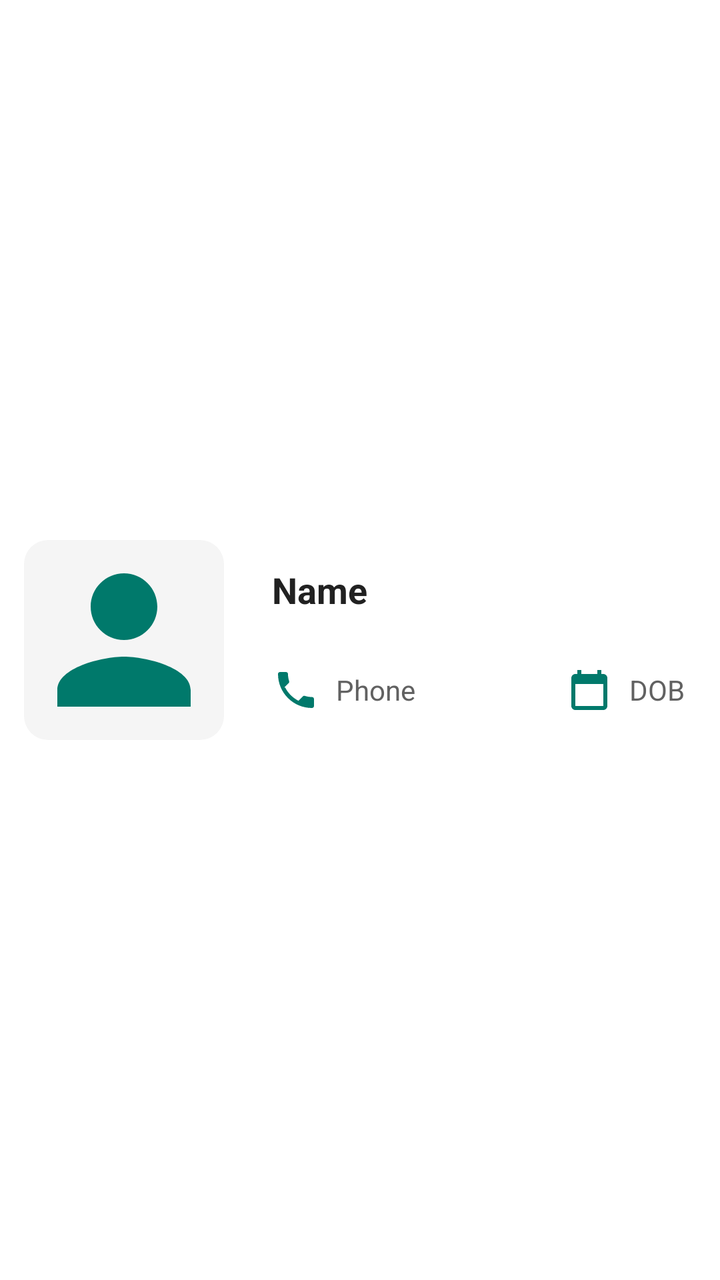
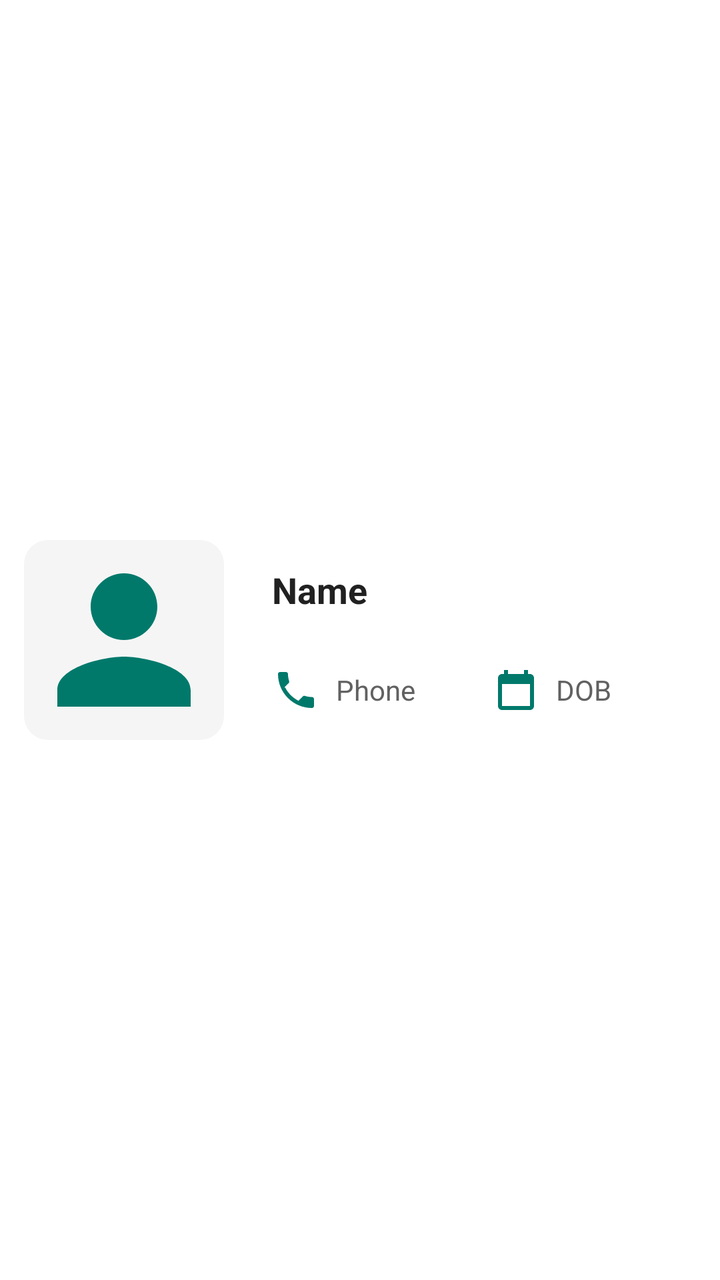

Before-and-after screenshots of an Android layout around one commit, followed by the original layout XML and the change that was made.
<!-- AndroidManifest.xml: application theme Theme.LogBook2023360057 -->
<!-- res/layout/row_address.xml -->
<?xml version="1.0" encoding="utf-8"?>
<LinearLayout xmlns:android="http://schemas.android.com/apk/res/android"
    xmlns:app="http://schemas.android.com/apk/res-auto"
    android:layout_width="match_parent"
    android:layout_height="wrap_content"
    android:orientation="horizontal"
    android:padding="12dp"
    android:background="#FFFFFF"
    android:gravity="center_vertical">

    <com.google.android.material.imageview.ShapeableImageView
        android:id="@+id/imgPhoto"
        android:layout_width="100dp"
        android:layout_height="100dp"
        android:layout_marginEnd="16dp"
        android:background="#F5F5F5"
        android:scaleType="centerCrop"
        android:src="@drawable/ic_user"
        app:shapeAppearanceOverlay="@style/ShapeAppearance.Material3.Corner.Medium" />

    <LinearLayout
        android:layout_width="0dp"
        android:layout_height="100dp"
        android:layout_weight="1"
        android:orientation="vertical">

        <TextView
            android:id="@+id/tvName"
            android:layout_width="match_parent"
            android:layout_height="0dp"
            android:layout_weight="1"
            android:gravity="center_vertical"
            android:paddingStart="8dp"
            android:text="Name"
            android:textColor="#212121"
            android:textSize="18sp"
            android:textStyle="bold" />

        <LinearLayout
            android:layout_width="match_parent"
            android:layout_height="0dp"
            android:layout_weight="1"
            android:orientation="horizontal"
            android:gravity="center_vertical">

            <TextView
                android:id="@+id/tvPhone"
                android:layout_width="0dp"
                android:layout_height="match_parent"
                android:layout_weight="2"
                android:gravity="center_vertical"
                android:paddingStart="8dp"
                android:text="Phone"
                android:textColor="#616161"
                android:textSize="14sp"
                app:drawableStartCompat="@drawable/ic_phone"
                android:drawablePadding="8dp"
                app:drawableTint="#00796B"/>

            <TextView
                android:id="@+id/tvDob"
                android:layout_width="0dp"
                android:layout_height="match_parent"
                android:layout_weight="1"
                android:gravity="center_vertical"
                android:paddingStart="8dp"
                android:text="DOB"
                android:textColor="#616161"
                android:textSize="14sp"
                app:drawableStartCompat="@drawable/ic_calendar"
                android:drawablePadding="8dp"
                app:drawableTint="#00796B"/>

        </LinearLayout>

    </LinearLayout>

</LinearLayout>
<!-- resources referenced by this layout -->
<resources>
  <!-- drawable ic_calendar (drawable) -->
  <vector xmlns:android="http://schemas.android.com/apk/res/android"
      android:width="24dp"
      android:height="24dp"
      android:viewportWidth="24"
      android:viewportHeight="24"
      android:tint="#00796B">
    <path
        android:fillColor="@android:color/white"
        android:pathData="M19,4h-1V2h-2v2H8V2H6v2H5C3.89,4 3.01,4.9 3.01,6L3,20c0,1.1 0.89,2 2,2h14c1.1,0 2,-0.9 2,-2V6C21,4.9 20.1,4 19,4zM19,20H5V9h14V20z"/>
  </vector>
  <!-- drawable ic_phone (drawable) -->
  <vector xmlns:android="http://schemas.android.com/apk/res/android"
      android:width="24dp"
      android:height="24dp"
      android:viewportWidth="24"
      android:viewportHeight="24"
      android:tint="#00796B">
    <path
        android:fillColor="@android:color/white"
        android:pathData="M6.62,10.79c1.44,2.83 3.76,5.14 6.59,6.59l2.2,-2.2c0.27,-0.27 0.67,-0.36 1.02,-0.24 1.12,0.37 2.33,0.57 3.57,0.57 0.55,0 1,0.45 1,1V20c0,0.55 -0.45,1 -1,1 -9.39,0 -17,-7.61 -17,-17 0,-0.55 0.45,-1 1,-1H7c0.55,0 1,0.45 1,1 0,1.25 0.2,2.45 0.57,3.57 0.11,0.35 0.03,0.75 -0.25,1.02l-2.2,2.2z"/>
  </vector>
  <!-- drawable ic_user (drawable) -->
  <vector xmlns:android="http://schemas.android.com/apk/res/android"
      android:width="24dp"
      android:height="24dp"
      android:viewportWidth="24"
      android:viewportHeight="24"
      android:tint="#00796B">
    <path
        android:fillColor="@android:color/white"
        android:pathData="M12,12c2.21,0 4,-1.79 4,-4s-1.79,-4 -4,-4 -4,1.79 -4,4 1.79,4 4,4zM12,14c-2.67,0 -8,1.34 -8,4v2h16v-2c0,-2.66 -5.33,-4 -8,-4z"/>
  </vector>
  <style name="Theme.LogBook2023360057" parent="Base.Theme.LogBook2023360057" />
  <style name="Base.Theme.LogBook2023360057" parent="Theme.Material3.DayNight.NoActionBar">
          
          
      </style>
</resources>

<!-- the commit's change to res/layout/row_address.xml (unified diff, before → after) -->
@@ -47,10 +47,11 @@
                 android:id="@+id/tvPhone"
                 android:layout_width="0dp"
                 android:layout_height="match_parent"
-                android:layout_weight="2"
+                android:layout_weight="1"
                 android:gravity="center_vertical"
                 android:paddingStart="8dp"
                 android:text="Phone"
+                android:maxLines="1"
                 android:textColor="#616161"
                 android:textSize="14sp"
                 app:drawableStartCompat="@drawable/ic_phone"
@@ -65,6 +66,7 @@
                 android:gravity="center_vertical"
                 android:paddingStart="8dp"
                 android:text="DOB"
+                android:maxLines="1"
                 android:textColor="#616161"
                 android:textSize="14sp"
                 app:drawableStartCompat="@drawable/ic_calendar"
